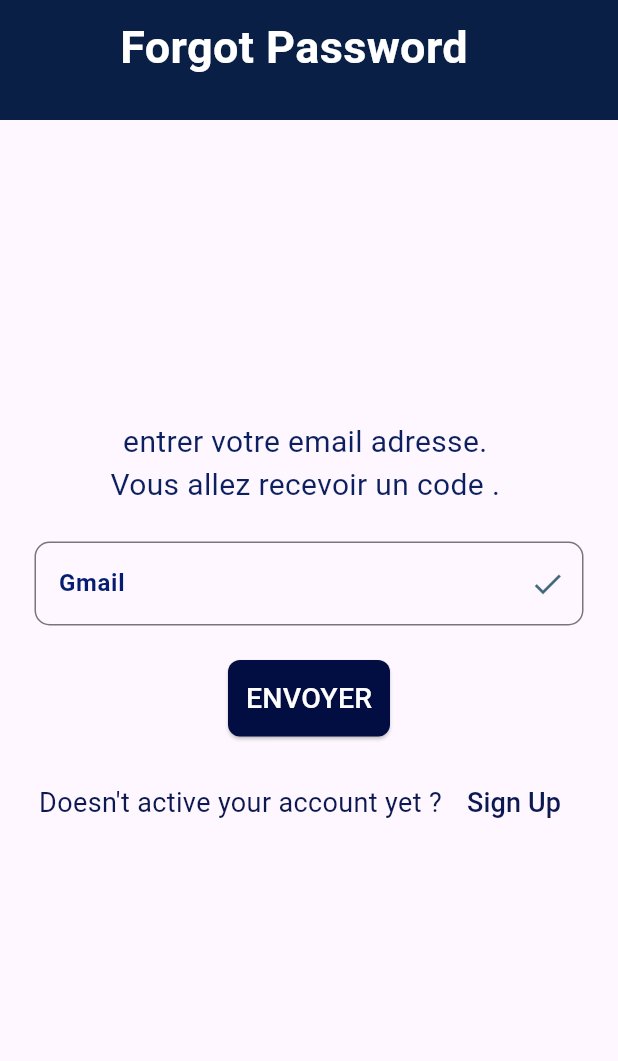
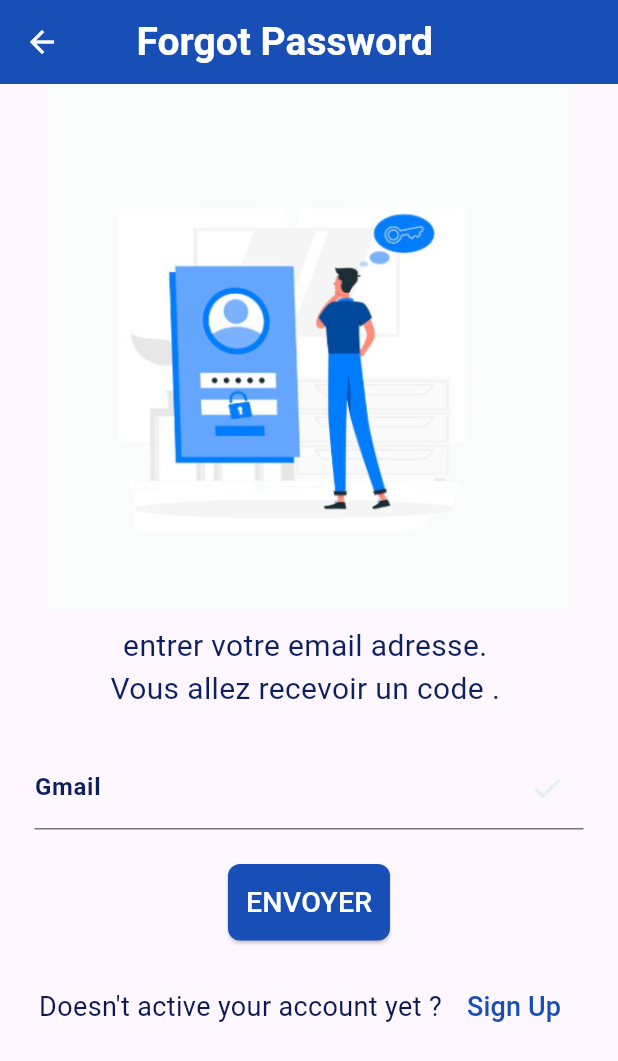
Before and after one commit to ImanAbarkane/gestion-des-reclamations-des-etudiants, a Flutter app: the Forgot_password screen opened directly, on a phone screen of 412 x 824 dp. Shown: the top 1061 px of the screen. Run offline on Flutter 3.47's test engine with Material 3 defaults, Android fonts, the phone set to English and light mode, and no system bars.

Commit message:
new modification

```diff
--- a/lib/main.dart
+++ b/lib/main.dart
@@ -26,7 +26,7 @@ class MyApp extends StatelessWidget {
 
       ),
       debugShowCheckedModeBanner: false,
-      home:Welcome(),
+      home:Forgot_password(),
     );
   }
 }
--- a/lib/screens/Application etudiant/Forgot_password.dart
+++ b/lib/screens/Application etudiant/Forgot_password.dart
@@ -1,12 +1,8 @@
 // ignore_for_file: prefer_const_constructors, prefer_const_literals_to_create_immutables, sort_child_properties_last, camel_case_types
-
-
 
 import 'package:ereclamation_application_2/consts/colors.dart';
 import 'package:ereclamation_application_2/screens/Application%20enseignant/espace_enseignant.dart';
 import 'package:flutter/material.dart';
-
-
 
 class Forgot_password extends StatelessWidget {
   const Forgot_password({super.key});
@@ -15,88 +11,94 @@ class Forgot_password extends StatelessWidget {
   Widget build(BuildContext context) {
     return SafeArea(
       child: Scaffold(
-        body:Column(
-          children: [
-            Center(
-
-                 child :Container(
-                  color: blue,
-                  height:80,
-                  width: double.infinity,
-                   child: Padding(
-                     padding: const EdgeInsets.only(left:80,top: 10 ),
-                     child: Text(
-                      "Forgot Password ",
-                      style:TextStyle(
-                        fontSize: 30,
+        appBar: AppBar(
+          backgroundColor: Color.fromARGB(255, 24, 79, 182),
+          title: Row(children: [
+            SizedBox(
+              width: 19,
+            ),
+            Text(
+              "Forgot Password",
+              style: TextStyle(
+                fontSize: 26,
                 fontWeight: FontWeight.bold,
                 color: Colors.white,
-                      ) ,
               ),
             ),
-                 )
+          ]),
+
+          // le button qui fait retour a la page de signup
+          leading: IconButton(
+            onPressed: () {
+              /* Navigator.push(
+                    context,
+                    MaterialPageRoute(builder: (context) => ()),
+                  );*/
+            },
+            icon: Icon(Icons.arrow_back),
+            style: ButtonStyle(
+              foregroundColor:
+                  MaterialStateColor.resolveWith((Set<MaterialState> states) {
+                return Colors.white; // Définissez la couleur de l'icône ici
+              }),
             ),
-
+          ),
+        ),
+        body: SingleChildScrollView(
+          child: Column(
+            children: [
+              Image.asset("images/forgot passwd.png", height: 350),
               SizedBox(
-               height: 200,
+                height: 10,
               ),
               Container(
                 alignment: Alignment.center,
                 child: Text(
                   "entrer votre email adresse. ",
-                  style:TextStyle(
+                  style: TextStyle(
                     fontSize: 20,
                     fontWeight: FontWeight.normal,
                     color: Color.fromARGB(255, 12, 32, 95),
-                        ) ,),
+                  ),
+                ),
               ),
               Text(
                 "Vous allez recevoir un code . ",
-                style:TextStyle(
+                style: TextStyle(
                   fontSize: 20,
                   fontWeight: FontWeight.normal,
                   color: Color.fromARGB(255, 12, 32, 95),
-                      ) ,
+                ),
               ),
               Padding(
                 padding: const EdgeInsets.all(23.0),
-                  child: TextField(
-                    keyboardType: TextInputType.emailAddress,
-
+                child:  TextField(
                     decoration: InputDecoration(
-
-                        border: OutlineInputBorder
-                        (borderRadius:BorderRadius.circular(10) ,
-
-                        ),
-                        suffixIcon: Icon(Icons.check,color:  Color.fromARGB(192, 6, 56, 78),),
+                      suffixIcon: Icon(Icons.check,color:  Color.fromARGB(192, 222, 235, 241),),
                       label: Text(
                         "Gmail",
                         style: TextStyle(
                           fontWeight: FontWeight.bold,
-                            color: Color.fromARGB(255, 4, 29, 112),
+                          color: Color.fromARGB(255, 12, 32, 95),
                         ),
                         ),
 
                     ),
-                      style: TextStyle( color:  Colors.white),
+                    style: TextStyle( color:  const Color.fromARGB(255, 175, 10, 10)),
                     cursorColor: Colors.white,
                   ),
+
               ),
-
               ElevatedButton(
-
-                      onPressed: () {
-
-                      },
+                onPressed: () {},
                 child: Text(
                   "ENVOYER",
                   style: TextStyle(fontSize: 19, color: Colors.white),
-
                 ),
                 style: ButtonStyle(
                     backgroundColor: MaterialStateProperty.all(
-                              Color.fromARGB(255, 2, 13, 66),),
+                      Color.fromARGB(255, 24, 79, 182),
+                    ),
                     padding: MaterialStateProperty.all(EdgeInsets.all(12)),
                     shape: MaterialStateProperty.all(RoundedRectangleBorder(
                         borderRadius: BorderRadius.circular(8)))),
@@ -104,37 +106,35 @@ class Forgot_password extends StatelessWidget {
               SizedBox(
                 height: 20,
               ),
-
               Row(
-                    mainAxisAlignment: MainAxisAlignment.center,   //au centre
+                mainAxisAlignment: MainAxisAlignment.center, //au centre
                 children: [
                   Text(
                     "Doesn't active your account yet ? ",
                     style: TextStyle(
-                          color: Color.fromARGB(255, 12, 25, 80),
-                        fontSize: 18
+                        color: Color.fromARGB(255, 12, 25, 80), fontSize: 18),
+                  ),
+                  TextButton(
+                      onPressed: () {
+                        Navigator.pushReplacement(
+                          // quand je click sur sign up  il va me donner la âge sign in
+                          context,
+                          MaterialPageRoute(
+                              builder: (context) => const Espace_Enseignant()),
+                        );
+                      },
+                      child: Text(
+                        'Sign Up',
+                        style: TextStyle(
+                          color: Color.fromARGB(255, 24, 79, 182),
+                          fontSize: 18,
+                        ),
+                      ))
+                ],
+              )
+            ],
           ),
         ),
-                      TextButton(
-                        onPressed: (){Navigator.pushReplacement(      // quand je click sur sign up  il va me donner la âge sign in
-                            context,
-                             MaterialPageRoute(builder: (context) =>const Espace_Enseignant()
-
-                             ),
-                            );},
-                         child:   Text(
-                          'Sign Up',
-                          style: TextStyle(
-                            color: Color.fromARGB(255, 12, 25, 80),
-                            fontSize: 18,
-                          ),
-                         )
-                         )
-                    ],
-                  )
-
-          ],
-        ) ,
       ),
     );
   }
--- a/lib/screens/welcome.dart
+++ b/lib/screens/welcome.dart
@@ -1,5 +1,6 @@
 // ignore_for_file: prefer_const_constructors, sort_child_properties_last
 
+import 'package:ereclamation_application_2/screens/Application%20enseignant/espace_enseignant.dart';
 import 'package:flutter/material.dart';
 
 class Welcome extends StatelessWidget {
@@ -59,8 +60,8 @@ class Welcome extends StatelessWidget {
 
                   )
                 ),
-            ),*/
-
+            ),
+*/
             SizedBox(
               height: 70,
               width: 370,
@@ -91,7 +92,12 @@ class Welcome extends StatelessWidget {
               height: 70,
               width: 370,
               child: ElevatedButton(
-                onPressed: () {},
+                onPressed: () {
+                  Navigator.push(
+                    context,
+                    MaterialPageRoute(builder: (context) => (Espace_Enseignant())),
+                  );
+                },
                 child: Text(
                   "ESPACE ENSEIGNANT",
                   style: TextStyle(fontSize: 19, color: Colors.white),
```
Also changed, not shown: images/forgot passwd.png (added). Lines whose indentation alone changed are shown as unchanged.
